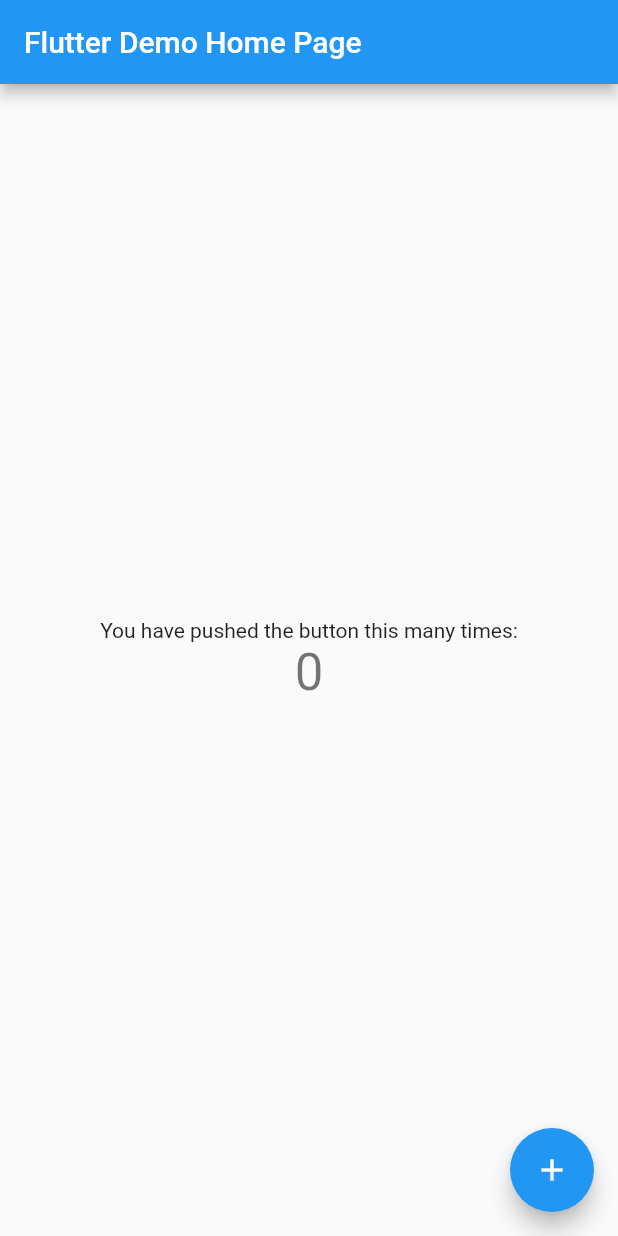
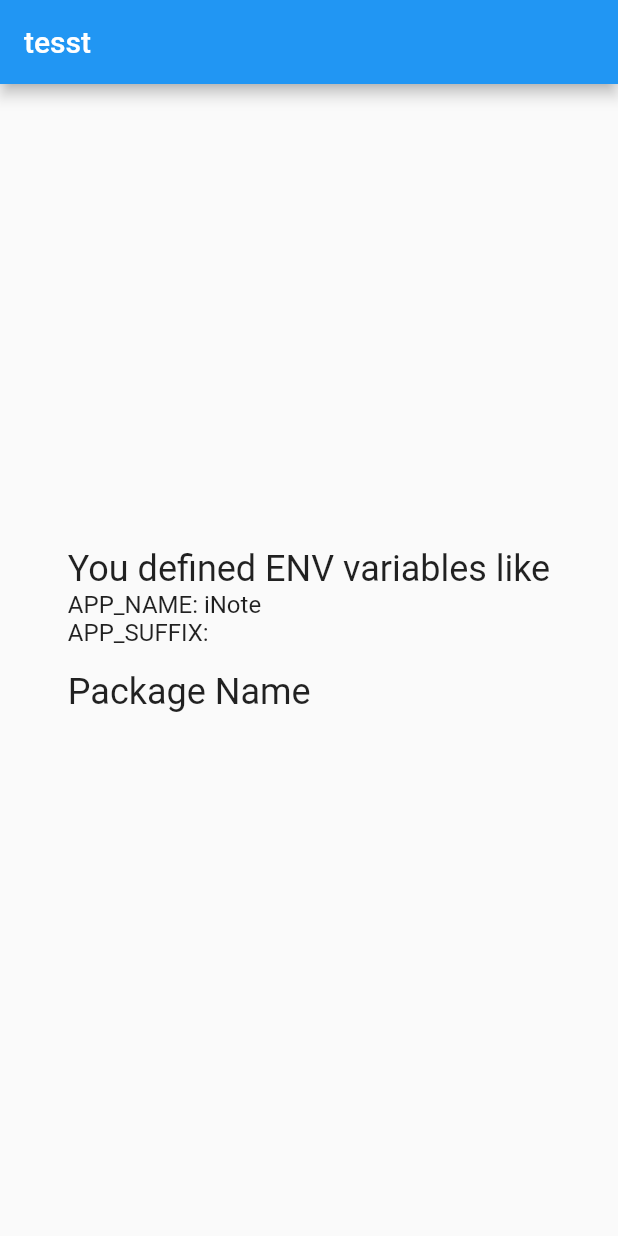
Before and after one commit to phonex34/inote_project, a Flutter app: the screen it shows after launch, on a phone screen of 412 x 824 dp. Run offline on Flutter 3.47's test engine with Material 2 defaults, Android fonts, the phone set to English and light mode, and no system bars; our stand-ins replace package_info.

Commit message:
add dart define flavor project

```diff
--- a/lib/main.dart
+++ b/lib/main.dart
@@ -1,4 +1,11 @@
 import 'package:flutter/material.dart';
+import 'package:package_info/package_info.dart';
+
+class EnvironmentConfig {
+  static const APP_NAME =
+      String.fromEnvironment('DEFINE_APP_NAME', defaultValue: 'iNote');
+  static const APP_SUFFIX = String.fromEnvironment('DEFINE_APP_SUFFIX');
+}
 
 void main() {
   runApp(MyApp());
@@ -26,7 +33,7 @@ class MyApp extends StatelessWidget {
         // closer together (more dense) than on mobile platforms.
         visualDensity: VisualDensity.adaptivePlatformDensity,
       ),
-      home: MyHomePage(title: 'Flutter Demo Home Page'),
+      home: TestApp(),
     );
   }
 }
@@ -115,3 +122,84 @@ class _MyHomePageState extends State<MyHomePage> {
     );
   }
 }
+
+class TestApp extends StatelessWidget {
+  const TestApp({Key key}) : super(key: key);
+
+  @override
+  Widget build(BuildContext context) {
+    // This method is rerun every time setState is called, for instance as done
+    // by the _incrementCounter method above.
+    //
+    // The Flutter framework has been optimized to make rerunning build methods
+    // fast, so that you can just rebuild anything that needs updating rather
+    // than having to individually change instances of widgets.
+    return Scaffold(
+      appBar: AppBar(
+        // Here we take the value from the MyHomePage object that was created by
+        // the App.build method, and use it to set our appbar title.
+        title: Text("tesst"),
+      ),
+      body: Center(
+        // Center is a layout widget. It takes a single child and positions it
+        // in the middle of the parent.
+        child: Column(
+          // Column is also a layout widget. It takes a list of children and
+          // arranges them vertically. By default, it sizes itself to fit its
+          // children horizontally, and tries to be as tall as its parent.
+          //
+          // Invoke "debug painting" (press "p" in the console, choose the
+          // "Toggle Debug Paint" action from the Flutter Inspector in Android
+          // Studio, or the "Toggle Debug Paint" command in Visual Studio Code)
+          // to see the wireframe for each widget.
+          //
+          // Column has various properties to control how it sizes itself and
+          // how it positions its children. Here we use mainAxisAlignment to
+          // center the children vertically; the main axis here is the vertical
+          // axis because Columns are vertical (the cross axis would be
+          // horizontal).
+          mainAxisAlignment: MainAxisAlignment.center,
+          crossAxisAlignment: CrossAxisAlignment.start,
+          children: <Widget>[
+            Text(
+              'You defined ENV variables like',
+              style: Theme.of(context).textTheme.headline5,
+            ),
+            Text(
+              'APP_NAME: ${EnvironmentConfig.APP_NAME}',
+              style: Theme.of(context).textTheme.subtitle1,
+            ),
+            Text(
+              'APP_SUFFIX: ${EnvironmentConfig.APP_SUFFIX}',
+              style: Theme.of(context).textTheme.subtitle1,
+            ),
+            Padding(
+              padding: const EdgeInsets.symmetric(vertical: 16.0),
+              child: Column(
+                crossAxisAlignment: CrossAxisAlignment.start,
+                children: <Widget>[
+                  Text(
+                    'Package Name',
+                    style: Theme.of(context).textTheme.headline5,
+                  ),
+                  FutureBuilder<PackageInfo>(
+                      future: PackageInfo.fromPlatform(),
+                      builder: (context, value) {
+                        if (!value.hasData) {
+                          return Container();
+                        }
+
+                        return Text(
+                          value.data.packageName,
+                          style: Theme.of(context).textTheme.headline6,
+                        );
+                      }),
+                ],
+              ),
+            ),
+          ],
+        ),
+      ),
+    );
+  }
+}
```
Also changed, not shown: pubspec.yaml (+6 -11 lines), pubspec.lock, 8 other files.
